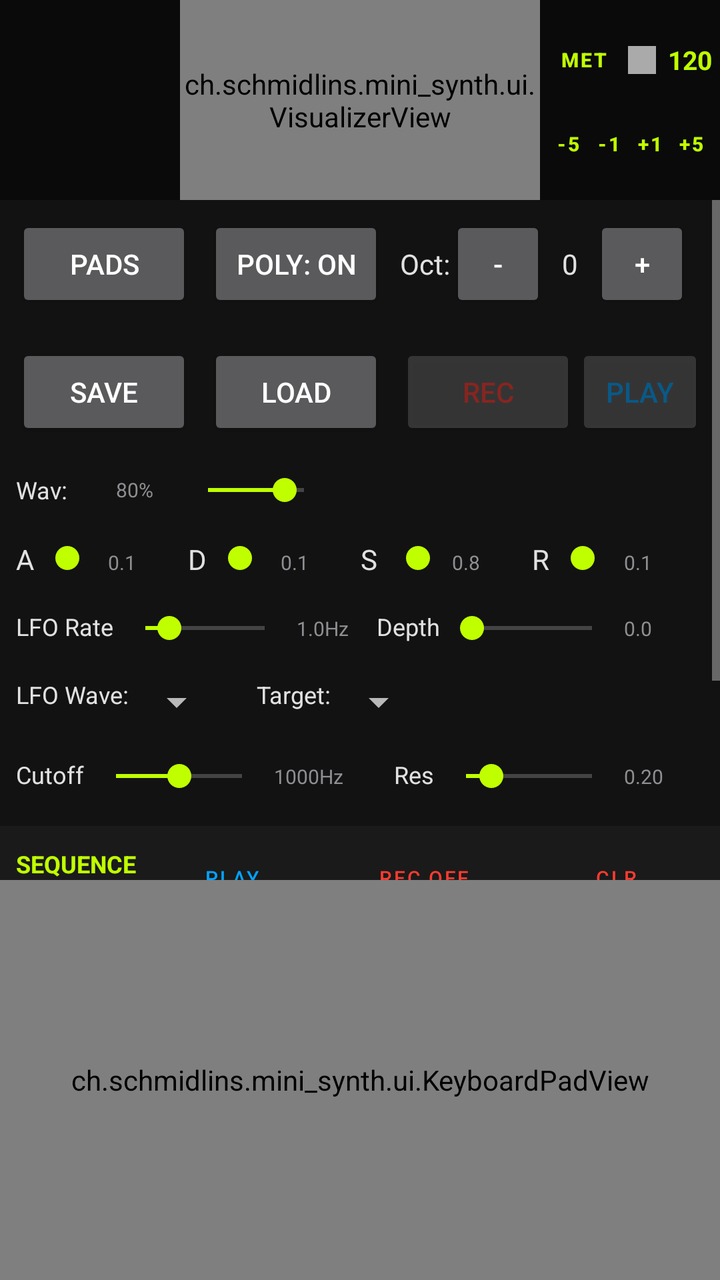
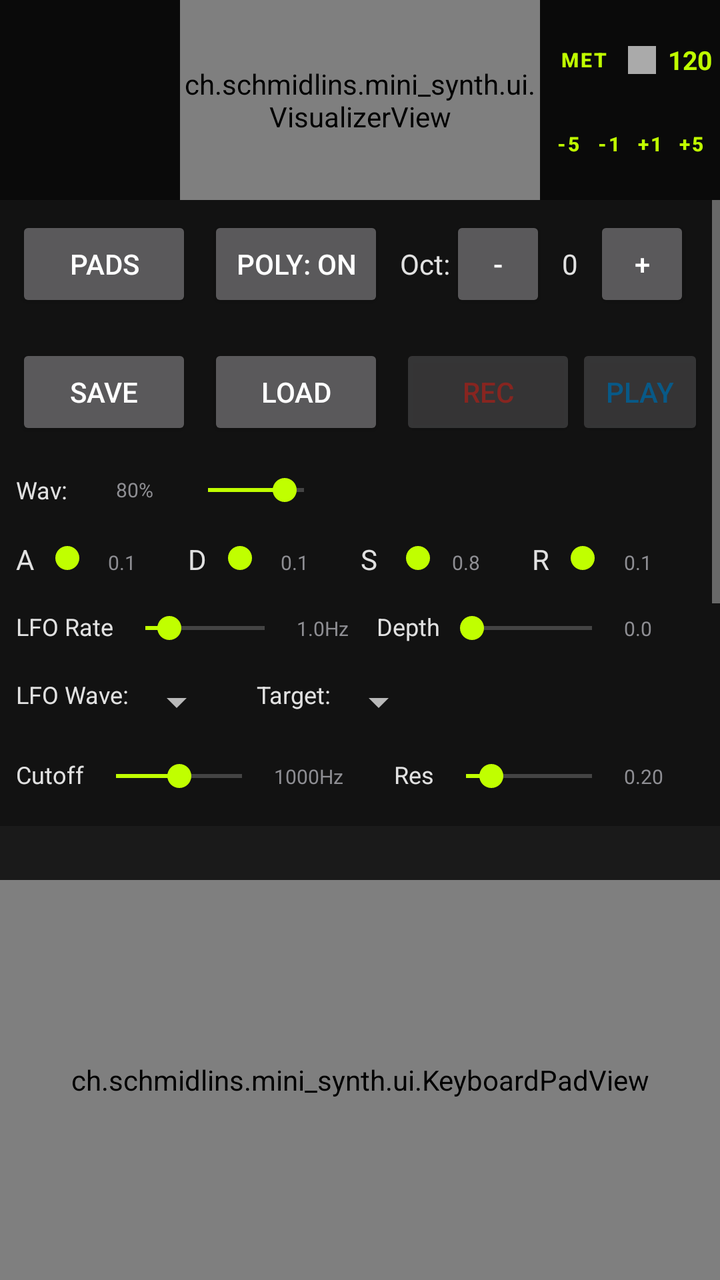

Screens rendered from an Android XML layout before and after an edit, with the pre-edit source and the edit as a unified diff.
<!-- AndroidManifest.xml: application theme Theme.MiniSynth -->
<!-- res/layout/content_main.xml -->
<?xml version="1.0" encoding="utf-8"?>
<androidx.constraintlayout.widget.ConstraintLayout xmlns:android="http://schemas.android.com/apk/res/android"
    xmlns:app="http://schemas.android.com/apk/res-auto"
    xmlns:tools="http://schemas.android.com/tools"
    android:layout_width="match_parent"
    android:layout_height="match_parent">

    <androidx.constraintlayout.widget.ConstraintLayout
        android:id="@+id/top_header"
        android:layout_width="match_parent"
        android:layout_height="100dp"
        android:background="@color/surface_dark"
        app:layout_constraintTop_toTopOf="parent">

        
        <ch.schmidlins.mini_synth.ui.VisualizerView
            android:id="@+id/visualizer_view"
            android:layout_width="0dp"
            android:layout_height="match_parent"
            app:layout_constraintEnd_toEndOf="parent"
            app:layout_constraintStart_toStartOf="parent"
            app:layout_constraintWidth_percent="0.5" />

        
        <LinearLayout
            android:id="@+id/metronome_container"
            android:layout_width="0dp"
            android:layout_height="match_parent"
            android:gravity="center"
            android:orientation="vertical"
            android:padding="4dp"
            app:layout_constraintEnd_toEndOf="parent"
            app:layout_constraintStart_toEndOf="@id/visualizer_view">

            
            <LinearLayout
                android:layout_width="match_parent"
                android:layout_height="wrap_content"
                android:gravity="center_vertical"
                android:orientation="horizontal">

                <Button
                    android:id="@+id/btn_metronome_toggle"
                    style="?attr/materialButtonOutlinedStyle"
                    android:layout_width="0dp"
                    android:layout_height="40dp"
                    android:layout_weight="1.2"
                    android:padding="0dp"
                    android:text="MET"
                    android:textColor="@color/acid_green"
                    android:textSize="10sp"
                    android:textStyle="bold" />

                <View
                    android:id="@+id/beat_indicator"
                    android:layout_width="14dp"
                    android:layout_height="14dp"
                    android:layout_marginStart="4dp"
                    android:background="@android:color/darker_gray" />

                <TextView
                    android:id="@+id/tv_bpm_value"
                    android:layout_width="wrap_content"
                    android:layout_height="wrap_content"
                    android:layout_marginStart="6dp"
                    android:text="120"
                    android:textColor="@color/acid_green"
                    android:textSize="13sp"
                    android:textStyle="bold" />
            </LinearLayout>

            
            <LinearLayout
                android:layout_width="match_parent"
                android:layout_height="wrap_content"
                android:gravity="center"
                android:orientation="horizontal"
                android:layout_marginTop="4dp">

                <Button
                    android:id="@+id/btn_bpm_down"
                    style="?attr/materialButtonOutlinedStyle"
                    android:layout_width="0dp"
                    android:layout_height="36dp"
                    android:layout_weight="1"
                    android:padding="0dp"
                    android:text="-5"
                    android:textColor="@color/acid_green"
                    android:textSize="10sp"
                    android:textStyle="bold" />

                <Button
                    android:id="@+id/btn_bpm_down_fine"
                    style="?attr/materialButtonOutlinedStyle"
                    android:layout_width="0dp"
                    android:layout_height="36dp"
                    android:layout_weight="1"
                    android:padding="0dp"
                    android:text="-1"
                    android:textColor="@color/acid_green"
                    android:textSize="10sp"
                    android:textStyle="bold" />

                <Button
                    android:id="@+id/btn_bpm_up_fine"
                    style="?attr/materialButtonOutlinedStyle"
                    android:layout_width="0dp"
                    android:layout_height="36dp"
                    android:layout_weight="1"
                    android:padding="0dp"
                    android:text="+1"
                    android:textColor="@color/acid_green"
                    android:textSize="10sp"
                    android:textStyle="bold" />

                <Button
                    android:id="@+id/btn_bpm_up"
                    style="?attr/materialButtonOutlinedStyle"
                    android:layout_width="0dp"
                    android:layout_height="36dp"
                    android:layout_weight="1"
                    android:padding="0dp"
                    android:text="+5"
                    android:textColor="@color/acid_green"
                    android:textSize="10sp"
                    android:textStyle="bold" />
            </LinearLayout>

        </LinearLayout>

        
        <View
            android:layout_width="0dp"
            android:layout_height="match_parent"
            app:layout_constraintStart_toStartOf="parent"
            app:layout_constraintEnd_toStartOf="@id/visualizer_view" />

    </androidx.constraintlayout.widget.ConstraintLayout>

    <ScrollView
        android:layout_width="match_parent"
        android:layout_height="0dp"
        app:layout_constraintBottom_toTopOf="@id/keyboard_pad_view"
        app:layout_constraintTop_toBottomOf="@id/top_header">

        <LinearLayout
            android:layout_width="match_parent"
            android:layout_height="wrap_content"
            android:orientation="vertical">

            <LinearLayout
                android:id="@+id/control_bar"
                android:layout_width="match_parent"
                android:layout_height="wrap_content"
                android:orientation="horizontal"
                android:padding="8dp">

                <Button
                    android:id="@+id/btn_mode_toggle"
                    android:layout_width="wrap_content"
                    android:layout_height="wrap_content"
                    android:text="Pads" />

                <Space
                    android:layout_width="8dp"
                    android:layout_height="match_parent" />

                <Button
                    android:id="@+id/btn_poly_toggle"
                    android:layout_width="wrap_content"
                    android:layout_height="wrap_content"
                    android:text="Poly: ON" />

                <Space
                    android:layout_width="8dp"
                    android:layout_height="match_parent" />

                <TextView
                    android:layout_width="wrap_content"
                    android:layout_height="wrap_content"
                    android:text="Oct:"
                    android:textColor="@color/off_white" />

                <Button
                    android:id="@+id/btn_octave_down"
                    android:layout_width="48dp"
                    android:layout_height="wrap_content"
                    android:text="-" />

                <TextView
                    android:id="@+id/tv_octave_value"
                    android:layout_width="wrap_content"
                    android:layout_height="wrap_content"
                    android:paddingHorizontal="8dp"
                    android:text="0"
                    android:textColor="@color/off_white" />

                <Button
                    android:id="@+id/btn_octave_up"
                    android:layout_width="48dp"
                    android:layout_height="wrap_content"
                    android:text="+" />

            </LinearLayout>

            <LinearLayout
                android:id="@+id/preset_bar"
                android:layout_width="match_parent"
                android:layout_height="wrap_content"
                android:orientation="horizontal"
                android:padding="8dp">

                <Button
                    android:id="@+id/btn_save_preset"
                    android:layout_width="wrap_content"
                    android:layout_height="wrap_content"
                    android:text="Save" />

                <Space
                    android:layout_width="8dp"
                    android:layout_height="match_parent" />

                <Button
                    android:id="@+id/btn_load_preset"
                    android:layout_width="wrap_content"
                    android:layout_height="wrap_content"
                    android:text="Load" />

                <Space
                    android:layout_width="8dp"
                    android:layout_height="match_parent" />

                <Button
                    android:id="@+id/btn_mock_rec"
                    android:layout_width="wrap_content"
                    android:layout_height="wrap_content"
                    android:alpha="0.5"
                    android:text="REC"
                    android:textColor="@color/vibrant_red" />

                <Button
                    android:id="@+id/btn_mock_play"
                    android:layout_width="wrap_content"
                    android:layout_height="wrap_content"
                    android:alpha="0.5"
                    android:text="PLAY"
                    android:textColor="@color/electric_blue" />
            </LinearLayout>

            <LinearLayout
                android:id="@+id/waveform_bar"
                android:layout_width="match_parent"
                android:layout_height="wrap_content"
                android:gravity="center_vertical"
                android:orientation="horizontal"
                android:padding="8dp">

                <TextView
                    android:layout_width="wrap_content"
                    android:layout_height="wrap_content"
                    android:text="Wav:"
                    android:textColor="@color/off_white"
                    android:textSize="12sp" />

                <com.google.android.material.button.MaterialButtonToggleGroup
                    android:id="@+id/toggle_waveform"
                    android:layout_width="wrap_content"
                    android:layout_height="wrap_content"
                    android:layout_marginStart="8dp"
                    app:checkedButton="@id/btn_wave_sine"
                    app:singleSelection="true">

                    <Button
                        android:id="@+id/btn_wave_sine"
                        style="?attr/materialButtonOutlinedStyle"
                        android:layout_width="48dp"
                        android:layout_height="40dp"
                        android:padding="0dp"
                        android:text="SINE"
                        android:textSize="9sp" />

                    <Button
                        android:id="@+id/btn_wave_square"
                        style="?attr/materialButtonOutlinedStyle"
                        android:layout_width="48dp"
                        android:layout_height="40dp"
                        android:padding="0dp"
                        android:text="SQR"
                        android:textSize="9sp" />

                    <Button
                        android:id="@+id/btn_wave_saw"
                        style="?attr/materialButtonOutlinedStyle"
                        android:layout_width="48dp"
                        android:layout_height="40dp"
                        android:padding="0dp"
                        android:text="SAW"
                        android:textSize="9sp" />

                    <Button
                        android:id="@+id/btn_wave_triangle"
                        style="?attr/materialButtonOutlinedStyle"
                        android:layout_width="48dp"
                        android:layout_height="40dp"
                        android:padding="0dp"
                        android:text="TRI"
                        android:textSize="9sp" />

                </com.google.android.material.button.MaterialButtonToggleGroup>

                <Space
                    android:layout_width="16dp"
                    android:layout_height="match_parent" />

                <TextView
                    android:id="@+id/tv_master_vol_val"
                    android:layout_width="wrap_content"
                    android:layout_height="wrap_content"
                    android:minWidth="30dp"
                    android:text="80%"
                    android:textColor="@color/dim_grey"
                    android:textSize="10sp" />

                <SeekBar
                    android:id="@+id/seek_master_vol"
                    android:layout_width="80dp"
                    android:layout_height="wrap_content"
                    android:max="100"
                    android:progress="80" />
            </LinearLayout>

            <LinearLayout
                android:id="@+id/adsr_bar"
                android:layout_width="match_parent"
                android:layout_height="wrap_content"
                android:orientation="horizontal"
                android:padding="8dp">

                <TextView
                    android:layout_width="wrap_content"
                    android:layout_height="wrap_content"
                    android:text="A"
                    android:textColor="@color/off_white" />

                <SeekBar
                    android:id="@+id/seek_attack"
                    android:layout_width="0dp"
                    android:layout_height="wrap_content"
                    android:layout_weight="1"
                    android:max="100"
                    android:progress="10" />

                <TextView
                    android:id="@+id/tv_attack_val"
                    android:layout_width="wrap_content"
                    android:layout_height="wrap_content"
                    android:minWidth="40dp"
                    android:text="0.1"
                    android:textColor="@color/dim_grey"
                    android:textSize="10sp" />

                <TextView
                    android:layout_width="wrap_content"
                    android:layout_height="wrap_content"
                    android:text="D"
                    android:textColor="@color/off_white" />

                <SeekBar
                    android:id="@+id/seek_decay"
                    android:layout_width="0dp"
                    android:layout_height="wrap_content"
                    android:layout_weight="1"
                    android:max="100"
                    android:progress="10" />

                <TextView
                    android:id="@+id/tv_decay_val"
                    android:layout_width="wrap_content"
                    android:layout_height="wrap_content"
                    android:minWidth="40dp"
                    android:text="0.1"
                    android:textColor="@color/dim_grey"
                    android:textSize="10sp" />

                <TextView
                    android:layout_width="wrap_content"
                    android:layout_height="wrap_content"
                    android:text="S"
                    android:textColor="@color/off_white" />

                <SeekBar
                    android:id="@+id/seek_sustain"
                    android:layout_width="0dp"
                    android:layout_height="wrap_content"
                    android:layout_weight="1"
                    android:max="100"
                    android:progress="80" />

                <TextView
                    android:id="@+id/tv_sustain_val"
                    android:layout_width="wrap_content"
                    android:layout_height="wrap_content"
                    android:minWidth="40dp"
                    android:text="0.8"
                    android:textColor="@color/dim_grey"
                    android:textSize="10sp" />

                <TextView
                    android:layout_width="wrap_content"
                    android:layout_height="wrap_content"
                    android:text="R"
                    android:textColor="@color/off_white" />

                <SeekBar
                    android:id="@+id/seek_release"
                    android:layout_width="0dp"
                    android:layout_height="wrap_content"
                    android:layout_weight="1"
                    android:max="100"
                    android:progress="10" />

                <TextView
                    android:id="@+id/tv_release_val"
                    android:layout_width="wrap_content"
                    android:layout_height="wrap_content"
                    android:minWidth="40dp"
                    android:text="0.1"
                    android:textColor="@color/dim_grey"
                    android:textSize="10sp" />

            </LinearLayout>

            <LinearLayout
                android:id="@+id/lfo_bar"
                android:layout_width="match_parent"
                android:layout_height="wrap_content"
                android:orientation="horizontal"
                android:padding="8dp">

                <TextView
                    android:layout_width="wrap_content"
                    android:layout_height="wrap_content"
                    android:text="LFO Rate"
                    android:textColor="@color/off_white"
                    android:textSize="12sp" />

                <SeekBar
                    android:id="@+id/seek_lfo_rate"
                    android:layout_width="0dp"
                    android:layout_height="wrap_content"
                    android:layout_weight="1"
                    android:max="100"
                    android:progress="20" />

                <TextView
                    android:id="@+id/tv_lfo_rate_val"
                    android:layout_width="wrap_content"
                    android:layout_height="wrap_content"
                    android:minWidth="40dp"
                    android:text="1.0Hz"
                    android:textColor="@color/dim_grey"
                    android:textSize="10sp" />

                <TextView
                    android:layout_width="wrap_content"
                    android:layout_height="wrap_content"
                    android:text="Depth"
                    android:textColor="@color/off_white"
                    android:textSize="12sp" />

                <SeekBar
                    android:id="@+id/seek_lfo_depth"
                    android:layout_width="0dp"
                    android:layout_height="wrap_content"
                    android:layout_weight="1"
                    android:max="100"
                    android:progress="0" />

                <TextView
                    android:id="@+id/tv_lfo_depth_val"
                    android:layout_width="wrap_content"
                    android:layout_height="wrap_content"
                    android:minWidth="40dp"
                    android:text="0.0"
                    android:textColor="@color/dim_grey"
                    android:textSize="10sp" />

            </LinearLayout>

            <LinearLayout
                android:layout_width="match_parent"
                android:layout_height="wrap_content"
                android:orientation="horizontal"
                android:padding="8dp">

                <TextView
                    android:layout_width="wrap_content"
                    android:layout_height="wrap_content"
                    android:text="LFO Wave:"
                    android:textColor="@color/off_white"
                    android:textSize="12sp" />

                <Spinner
                    android:id="@+id/spinner_lfo_waveform"
                    android:layout_width="wrap_content"
                    android:layout_height="wrap_content" />

                <Space
                    android:layout_width="16dp"
                    android:layout_height="match_parent" />

                <TextView
                    android:layout_width="wrap_content"
                    android:layout_height="wrap_content"
                    android:text="Target:"
                    android:textColor="@color/off_white"
                    android:textSize="12sp" />

                <Spinner
                    android:id="@+id/spinner_lfo_target"
                    android:layout_width="wrap_content"
                    android:layout_height="wrap_content" />

            </LinearLayout>

            <LinearLayout
                android:id="@+id/filter_bar"
                android:layout_width="match_parent"
                android:layout_height="wrap_content"
                android:orientation="horizontal"
                android:padding="8dp">

                <TextView
                    android:layout_width="wrap_content"
                    android:layout_height="wrap_content"
                    android:text="Cutoff"
                    android:textColor="@color/off_white"
                    android:textSize="12sp" />

                <SeekBar
                    android:id="@+id/seek_filter_cutoff"
                    android:layout_width="0dp"
                    android:layout_height="wrap_content"
                    android:layout_weight="1"
                    android:max="100"
                    android:progress="50" />

                <TextView
                    android:id="@+id/tv_filter_cutoff_val"
                    android:layout_width="wrap_content"
                    android:layout_height="wrap_content"
                    android:minWidth="60dp"
                    android:text="1000Hz"
                    android:textColor="@color/dim_grey"
                    android:textSize="10sp" />

                <TextView
                    android:layout_width="wrap_content"
                    android:layout_height="wrap_content"
                    android:text="Res"
                    android:textColor="@color/off_white"
                    android:textSize="12sp" />

                <SeekBar
                    android:id="@+id/seek_filter_res"
                    android:layout_width="0dp"
                    android:layout_height="wrap_content"
                    android:layout_weight="1"
                    android:max="100"
                    android:progress="20" />

                <TextView
                    android:id="@+id/tv_filter_res_val"
                    android:layout_width="wrap_content"
                    android:layout_height="wrap_content"
                    android:minWidth="40dp"
                    android:text="0.20"
                    android:textColor="@color/dim_grey"
                    android:textSize="10sp" />

            </LinearLayout>

            
            <LinearLayout
                android:id="@+id/sequencer_section"
                android:layout_width="match_parent"
                android:layout_height="wrap_content"
                android:orientation="vertical"
                android:padding="8dp"
                android:layout_marginTop="8dp"
                android:background="@color/matte_grey">

                <LinearLayout
                    android:layout_width="match_parent"
                    android:layout_height="wrap_content"
                    android:orientation="horizontal"
                    android:gravity="center_vertical">

                    <TextView
                        android:layout_width="0dp"
                        android:layout_weight="1"
                        android:layout_height="wrap_content"
                        android:text="SEQUENCER"
                        android:textColor="@color/acid_green"
                        android:textStyle="bold"
                        android:textSize="12sp" />

                    <Button
                        android:id="@+id/btn_sequencer_play"
                        style="?attr/materialButtonOutlinedStyle"
                        android:layout_width="wrap_content"
                        android:layout_height="36dp"
                        android:text="PLAY"
                        android:textColor="@color/electric_blue"
                        android:textSize="10sp" />

                    <Space
                        android:layout_width="8dp"
                        android:layout_height="match_parent" />

                    <ToggleButton
                        android:id="@+id/toggle_sequencer_rec"
                        style="?attr/materialButtonOutlinedStyle"
                        android:layout_width="wrap_content"
                        android:layout_height="36dp"
                        android:textOff="REC OFF"
                        android:textOn="REC ON"
                        android:textColor="@color/vibrant_red"
                        android:textSize="10sp" />

                    <Space
                        android:layout_width="8dp"
                        android:layout_height="match_parent" />

                    <Button
                        android:id="@+id/btn_sequencer_clear"
                        style="?attr/materialButtonOutlinedStyle"
                        android:layout_width="wrap_content"
                        android:layout_height="36dp"
                        android:text="CLR"
                        android:textColor="@color/vibrant_red"
                        android:textSize="10sp" />
                </LinearLayout>

                <LinearLayout
                    android:layout_width="match_parent"
                    android:layout_height="wrap_content"
                    android:orientation="horizontal"
                    android:layout_marginTop="4dp">

                    <TextView
                        android:layout_width="wrap_content"
                        android:layout_height="wrap_content"
                        android:text="Step Size: "
                        android:textColor="@color/off_white"
                        android:textSize="10sp" />

                    <Spinner
                        android:id="@+id/spinner_step_duration"
                        android:layout_width="wrap_content"
                        android:layout_height="wrap_content" />
                </LinearLayout>

                <GridLayout
                    android:id="@+id/sequencer_step_grid"
                    android:layout_width="match_parent"
                    android:layout_height="wrap_content"
                    android:layout_marginTop="8dp"
                    android:columnCount="8"
                    android:rowCount="2">

                    <ToggleButton android:id="@+id/step_0" style="@style/Widget.AppCompat.Button.Small" android:layout_width="40dp" android:layout_height="40dp" android:textOff="0" android:textOn="0" />
                        <ToggleButton android:id="@+id/step_1" style="@style/Widget.AppCompat.Button.Small" android:layout_width="40dp" android:layout_height="40dp" android:textOff="1" android:textOn="1" />
                        <ToggleButton android:id="@+id/step_2" style="@style/Widget.AppCompat.Button.Small" android:layout_width="40dp" android:layout_height="40dp" android:textOff="2" android:textOn="2" />
                        <ToggleButton android:id="@+id/step_3" style="@style/Widget.AppCompat.Button.Small" android:layout_width="40dp" android:layout_height="40dp" android:textOff="3" android:textOn="3" />
                        <ToggleButton android:id="@+id/step_4" style="@style/Widget.AppCompat.Button.Small" android:layout_width="40dp" android:layout_height="40dp" android:textOff="4" android:textOn="4" />
                        <ToggleButton android:id="@+id/step_5" style="@style/Widget.AppCompat.Button.Small" android:layout_width="40dp" android:layout_height="40dp" android:textOff="5" android:textOn="5" />
                        <ToggleButton android:id="@+id/step_6" style="@style/Widget.AppCompat.Button.Small" android:layout_width="40dp" android:layout_height="40dp" android:textOff="6" android:textOn="6" />
                        <ToggleButton android:id="@+id/step_7" style="@style/Widget.AppCompat.Button.Small" android:layout_width="40dp" android:layout_height="40dp" android:textOff="7" android:textOn="7" />
                        <ToggleButton android:id="@+id/step_8" style="@style/Widget.AppCompat.Button.Small" android:layout_width="40dp" android:layout_height="40dp" android:textOff="8" android:textOn="8" />
                        <ToggleButton android:id="@+id/step_9" style="@style/Widget.AppCompat.Button.Small" android:layout_width="40dp" android:layout_height="40dp" android:textOff="9" android:textOn="9" />
                        <ToggleButton android:id="@+id/step_10" style="@style/Widget.AppCompat.Button.Small" android:layout_width="40dp" android:layout_height="40dp" android:textOff="10" android:textOn="10" />
                        <ToggleButton android:id="@+id/step_11" style="@style/Widget.AppCompat.Button.Small" android:layout_width="40dp" android:layout_height="40dp" android:textOff="11" android:textOn="11" />
                        <ToggleButton android:id="@+id/step_12" style="@style/Widget.AppCompat.Button.Small" android:layout_width="40dp" android:layout_height="40dp" android:textOff="12" android:textOn="12" />
                        <ToggleButton android:id="@+id/step_13" style="@style/Widget.AppCompat.Button.Small" android:layout_width="40dp" android:layout_height="40dp" android:textOff="13" android:textOn="13" />
                        <ToggleButton android:id="@+id/step_14" style="@style/Widget.AppCompat.Button.Small" android:layout_width="40dp" android:layout_height="40dp" android:textOff="14" android:textOn="14" />
                        <ToggleButton android:id="@+id/step_15" style="@style/Widget.AppCompat.Button.Small" android:layout_width="40dp" android:layout_height="40dp" android:textOff="15" android:textOn="15" />
                    </GridLayout>

            </LinearLayout>

        </LinearLayout>
    </ScrollView>

    <ch.schmidlins.mini_synth.ui.KeyboardPadView
        android:id="@+id/keyboard_pad_view"
        android:layout_width="match_parent"
        android:layout_height="200dp"
        app:layout_constraintBottom_toBottomOf="parent" />

</androidx.constraintlayout.widget.ConstraintLayout>
<!-- resources referenced by this layout -->
<resources>
  <color name="acid_green">#C0FF00</color>
  <color name="dim_grey">#8E8E93</color>
  <color name="electric_blue">#00A3FF</color>
  <color name="matte_grey">#1A1A1A</color>
  <color name="off_white">#E1E1E1</color>
  <color name="surface_dark">#0A0A0A</color>
  <color name="vibrant_red">#FF3B30</color>
  <style name="Theme.MiniSynth" parent="Theme.MaterialComponents.NoActionBar">
          
          <item name="colorPrimary">@color/matte_grey</item>
          <item name="colorOnPrimary">@color/off_white</item>
          
          <item name="colorSecondary">@color/acid_green</item>
          <item name="colorOnSecondary">@color/charcoal</item>
  
          <item name="android:windowBackground">@color/charcoal</item>
          <item name="android:statusBarColor">@color/charcoal</item>
      </style>
  <color name="charcoal">#121212</color>
</resources>

<!-- the commit's change to res/layout/content_main.xml (unified diff, before → after) -->
@@ -639,6 +639,20 @@
                         android:layout_height="36dp"
                         android:text="CLR"
                         android:textColor="@color/vibrant_red"
+                        android:textSize="10sp" />
+
+                    <Space
+                        android:layout_width="8dp"
+                        android:layout_height="match_parent" />
+
+                    <ToggleButton
+                        android:id="@+id/toggle_pad_sampling"
+                        style="?attr/materialButtonOutlinedStyle"
+                        android:layout_width="wrap_content"
+                        android:layout_height="36dp"
+                        android:textOff="SAMPLING OFF"
+                        android:textOn="SAMPLING ON"
+                        android:textColor="@color/acid_green"
                         android:textSize="10sp" />
                 </LinearLayout>
 
